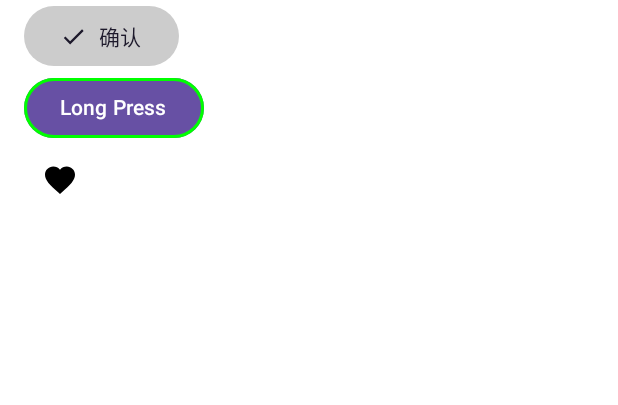
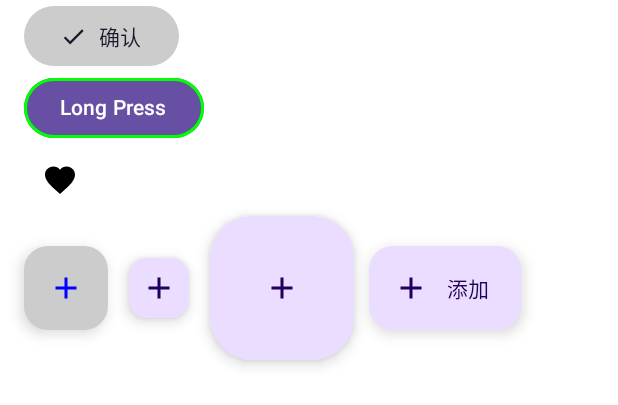
Before and after one commit to gengwenwu/AndroidComposeDemo, an Android app built with Jetpack Compose: the @Preview function C2_2_3_ComposeButtonSamplePreview, on a phone screen of 412 x 824 dp. Shown: the top 405 px of the screen. Run offline under Robolectric (Android 15) with nearby library versions, the phone set to English and light mode, and no system bars; Roboto replaces fonts that are not available here.

Commit message:
添加button案例

```diff
--- a/app/src/main/java/org/logan/compose/demo/ui/book/c2/C2_2_3_ComposeButtonFragment.kt
+++ b/app/src/main/java/org/logan/compose/demo/ui/book/c2/C2_2_3_ComposeButtonFragment.kt
@@ -11,15 +11,21 @@ import androidx.compose.foundation.layout.padding
 import androidx.compose.foundation.layout.size
 import androidx.compose.foundation.layout.width
 import androidx.compose.material.icons.Icons
+import androidx.compose.material.icons.filled.Add
 import androidx.compose.material.icons.filled.Done
 import androidx.compose.material.icons.filled.Favorite
 import androidx.compose.material3.Button
 import androidx.compose.material3.ButtonDefaults
+import androidx.compose.material3.ExtendedFloatingActionButton
+import androidx.compose.material3.FloatingActionButton
 import androidx.compose.material3.Icon
 import androidx.compose.material3.IconButton
+import androidx.compose.material3.LargeFloatingActionButton
+import androidx.compose.material3.SmallFloatingActionButton
 import androidx.compose.material3.Text
 import androidx.compose.runtime.Composable
 import androidx.compose.runtime.remember
+import androidx.compose.ui.Alignment
 import androidx.compose.ui.Modifier
 import androidx.compose.ui.graphics.Color
 import androidx.compose.ui.tooling.preview.Preview
@@ -41,7 +47,6 @@ class C2_2_3_ComposeButtonFragment : BaseFragment() {
 
 }
 
-
 @Preview(showBackground = true)
 @Composable
 fun C2_2_3_ComposeButtonSamplePreview() {
@@ -58,7 +63,7 @@ fun C2_2_3_ComposeButtonSample(modifier: Modifier = Modifier) {
         ButtonSample()
         InteractionSourceButtonSample()
         IconButtonSample()
-        FloatingActionButton()
+        FloatingActionButtonSample()
     }
 }
 
@@ -98,8 +103,8 @@ fun InteractionSourceButtonSample() {
             // Button 并非唯一可点击组件，理论上任何 Composable组件都可以通过 Modifier.clickable 实现点击。
             // 而当 Button 被点击后,需要额外进行一些事件响应处理, 比如水波纹等, 这是其内部通过拦截 Modifier.clickable 事件实现的处理,
             // 由于 Modifier.clickable 已经被内部实现所占用, Button 需要提供单独的 onClick 参数供开发者使用。
-            //  注意: Button 的 onClick 在底层是通过覆盖 Modifier.clickable 实现的，所以不要为 Button 设置 Modifier.clickable
-            //  即使设置了, 也会因为被 onClick 覆盖而没有任何效果。
+            // 注意: Button 的 onClick 在底层是通过覆盖 Modifier.clickable 实现的，所以不要为 Button 设置 Modifier.clickable
+            // 即使设置了, 也会因为被 onClick 覆盖而没有任何效果。
         }, border = BorderStroke(2.dp, borderColor),
         // 监听组件状态事件
         interactionSource = interactionSource
@@ -108,7 +113,6 @@ fun InteractionSourceButtonSample() {
     }
 
 }
-
 
 @Composable
 fun IconButtonSample() {
@@ -120,10 +124,47 @@ fun IconButtonSample() {
     }
 }
 
+@Composable
+fun FloatingActionButtonSample() {
+    Row(verticalAlignment = Alignment.CenterVertically) {
+        // 1，普通大小 FloatingActionButton（简称FAB） 悬浮按钮，它也需要提供一个 Icon 组件。
+        //  最主要3个属性：
+        FloatingActionButton(
+            // 点击事件
+            onClick = {
 
-@Composable
-fun FloatingActionButton() {
-    Row() {
+            },
+            // 容器颜色
+            containerColor = Color.LightGray,
+            // 内容颜色
+            contentColor = Color.Blue
+        ) {
+            Icon(imageVector = Icons.Filled.Add, contentDescription = null)
+        }
+        Spacer(Modifier.width(10.dp))
 
+        // 小型FAB
+        SmallFloatingActionButton(onClick = {
+
+        }) {
+            Icon(imageVector = Icons.Filled.Add, contentDescription = null)
+        }
+        Spacer(Modifier.width(10.dp))
+
+        // 大型 FAB
+        LargeFloatingActionButton(onClick = {
+
+        }) {
+            Icon(imageVector = Icons.Filled.Add, contentDescription = null)
+        }
+        Spacer(Modifier.width(10.dp))
+
+        // 文案扩展 FAB
+        ExtendedFloatingActionButton(
+            onClick = {},
+            // 文案
+            text = { Text("添加") },
+            icon = { Icon(imageVector = Icons.Filled.Add, contentDescription = null) },
+        )
     }
 }
```
